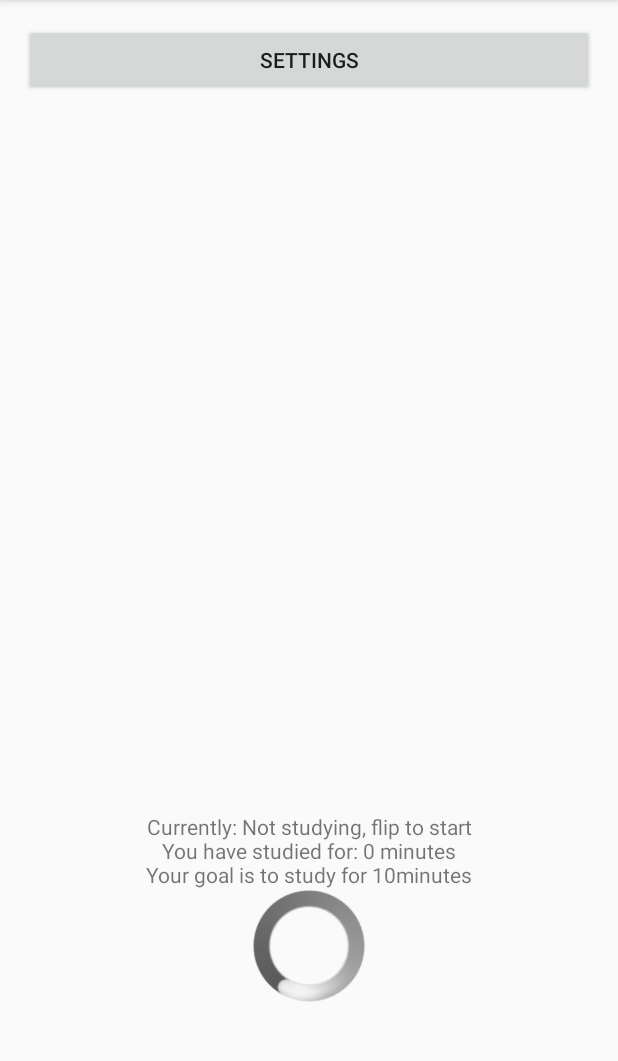
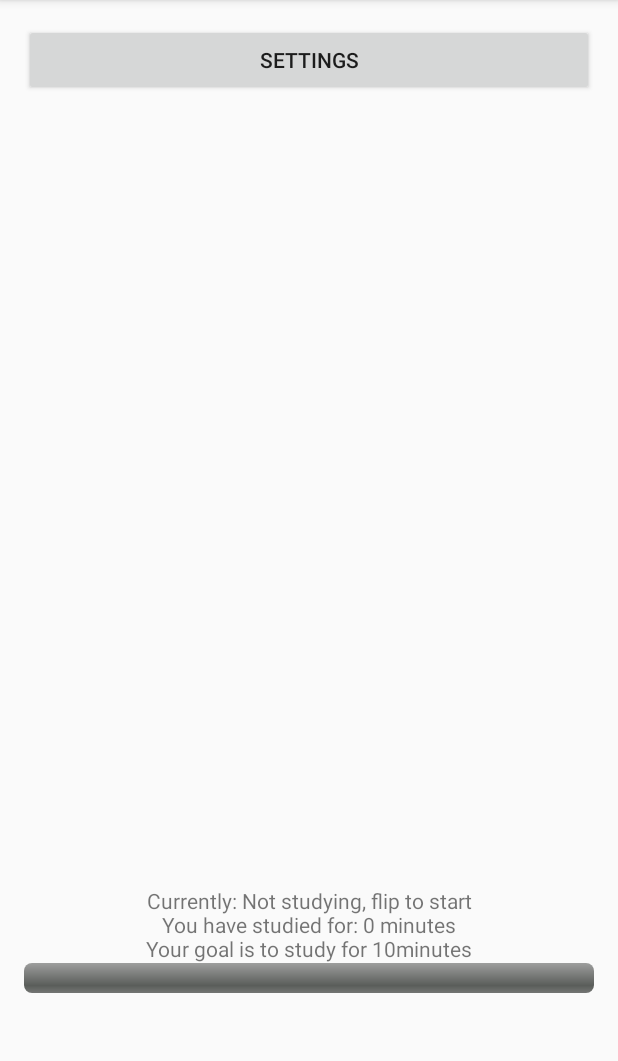
Before and after one commit to NBerlin/MAMN01Projekt, an Android app: the screen it shows after launch (MainActivity), on a phone screen of 412 x 824 dp, the part 84-1145 px from its top. Run offline under Robolectric (Android 15) with nearby library versions, the light colour scheme and no system bars.

Commit message:
normal prog

```diff
--- a/app/src/main/res/layout/activity_main.xml
+++ b/app/src/main/res/layout/activity_main.xml
@@ -35,7 +35,7 @@
 
         <ProgressBar
             android:id="@+id/progress_text"
-            style="@android:style/Widget.ProgressBar.Large"
+            style="@android:style/Widget.ProgressBar.Horizontal"
             android:layout_width="match_parent"
             android:layout_height="wrap_content" />
 
```
